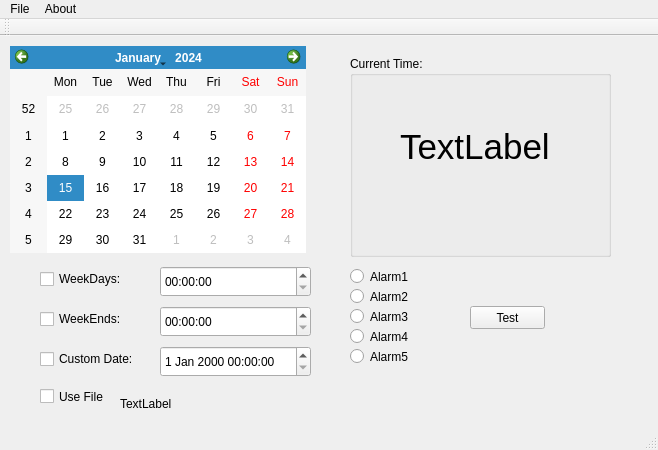
The window that mainwindow.ui (CountMurphy/QTalarm) describes before a commit, drawn with Qt 5.
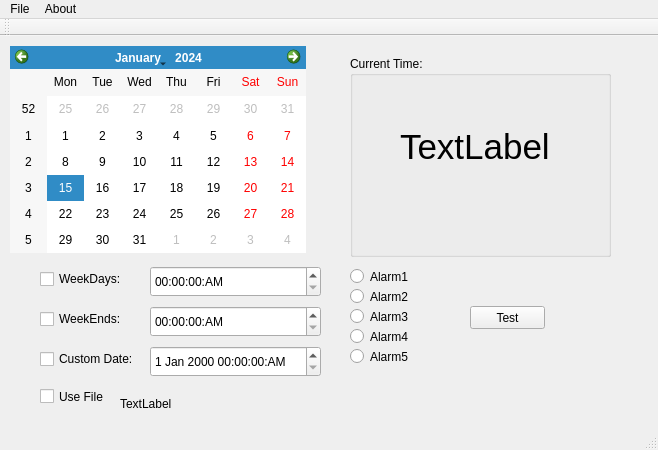
The same window after the commit. Icons and pictures are not drawn.

Commit message: made boxes use AM / PM

```diff
--- a/mainwindow.ui
+++ b/mainwindow.ui
@@ -50,22 +50,28 @@
    <widget class="QTimeEdit" name="WD_Edit">
     <property name="geometry">
      <rect>
-      <x>160</x>
+      <x>150</x>
       <y>230</y>
-      <width>151</width>
+      <width>171</width>
       <height>31</height>
      </rect>
     </property>
+    <property name="displayFormat">
+     <string>HH:mm:ss:AP</string>
+    </property>
    </widget>
    <widget class="QTimeEdit" name="WE_edit">
     <property name="geometry">
      <rect>
-      <x>160</x>
+      <x>150</x>
       <y>270</y>
-      <width>151</width>
+      <width>171</width>
       <height>31</height>
      </rect>
     </property>
+    <property name="displayFormat">
+     <string>HH:mm:ss:AP</string>
+    </property>
    </widget>
    <widget class="QCheckBox" name="chkWeekEnd">
     <property name="geometry">
@@ -161,12 +167,15 @@
    <widget class="QDateTimeEdit" name="Cust_Edit">
     <property name="geometry">
      <rect>
-      <x>160</x>
+      <x>150</x>
       <y>310</y>
-      <width>151</width>
+      <width>171</width>
       <height>31</height>
      </rect>
     </property>
+    <property name="displayFormat">
+     <string>d MMM yyyy HH:mm:ss:AP</string>
+    </property>
    </widget>
    <widget class="QCheckBox" name="chkSounds">
     <property name="geometry">
```
Left out of the diff: 8 changed lines with no effect on the pictures.
